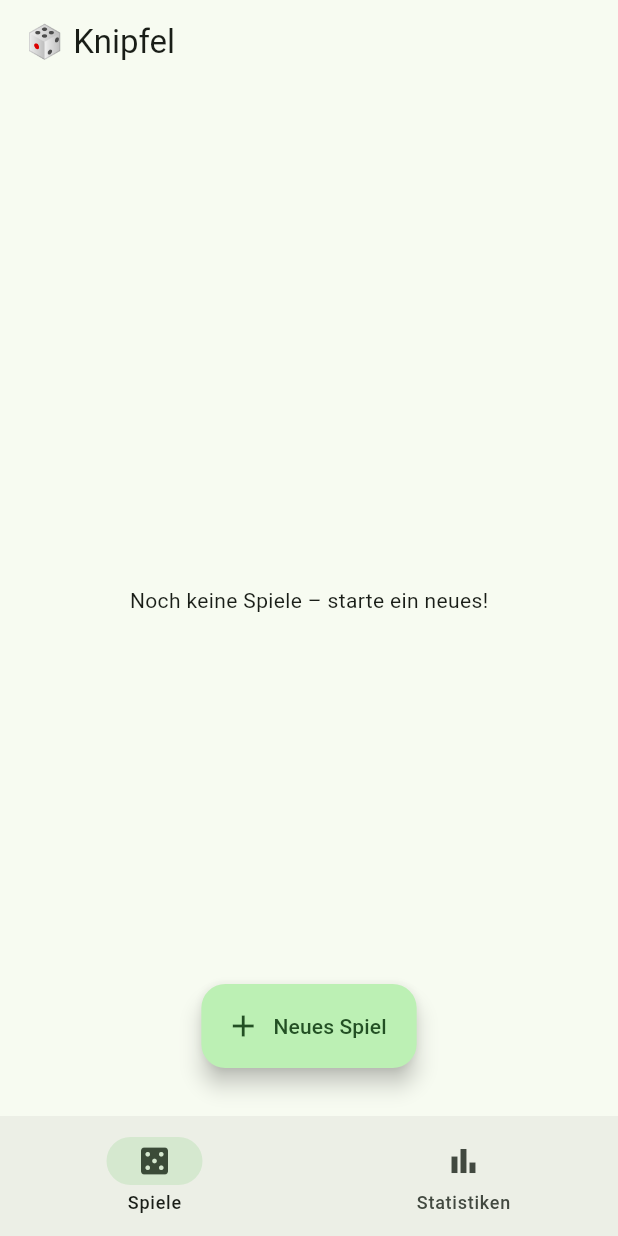
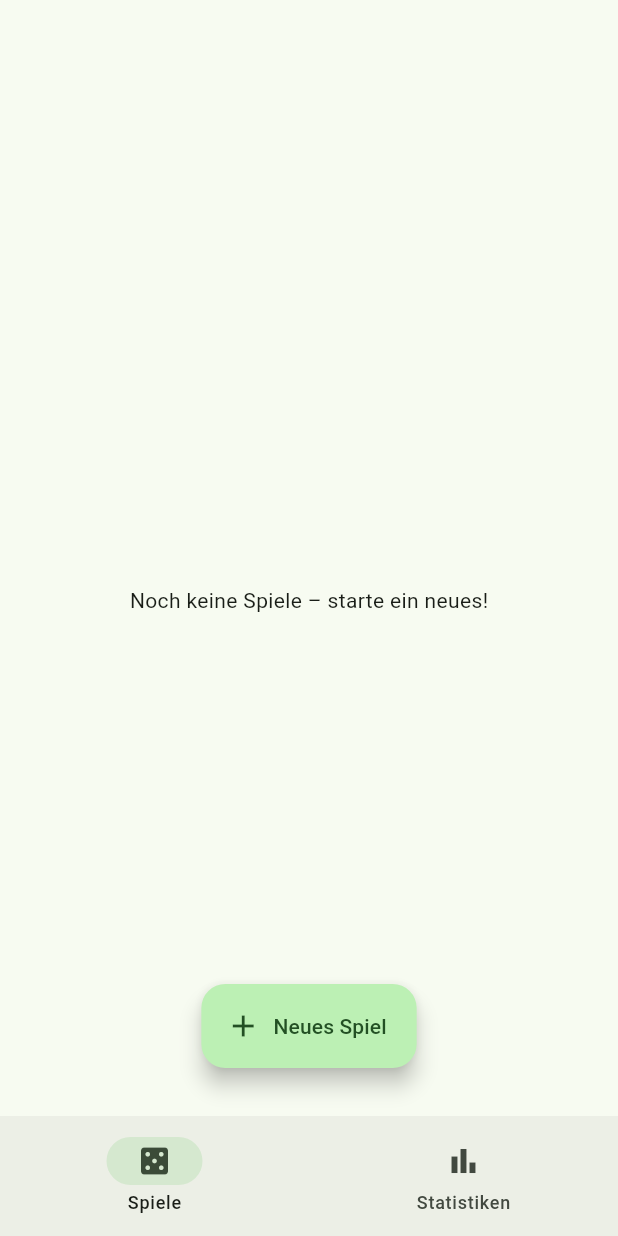
Before and after one commit to kingapfelbaum-web/knipfel, a Flutter app: the screen it shows after launch, on a phone screen of 412 x 824 dp. Run offline on Flutter 3.47's test engine with Material 3 defaults, Android fonts, the phone set to English and light mode, and no system bars; our stand-ins replace package_info_plus, shared_preferences; network calls fail.

Commit message:
commit export

```diff
--- a/lib/screens/uebersicht_seite.dart
+++ b/lib/screens/uebersicht_seite.dart
@@ -323,7 +323,7 @@ class _UebersichtSeiteState extends State<UebersichtSeite> {
   Widget build(BuildContext context) {
     return Scaffold(
       appBar: AppBar(
-        title: const Text('🎲 Knipfel'),
+        title: null,
       ),
       body: spiele.where((s) => !s.beendet).isEmpty
           ? const Center(
```
